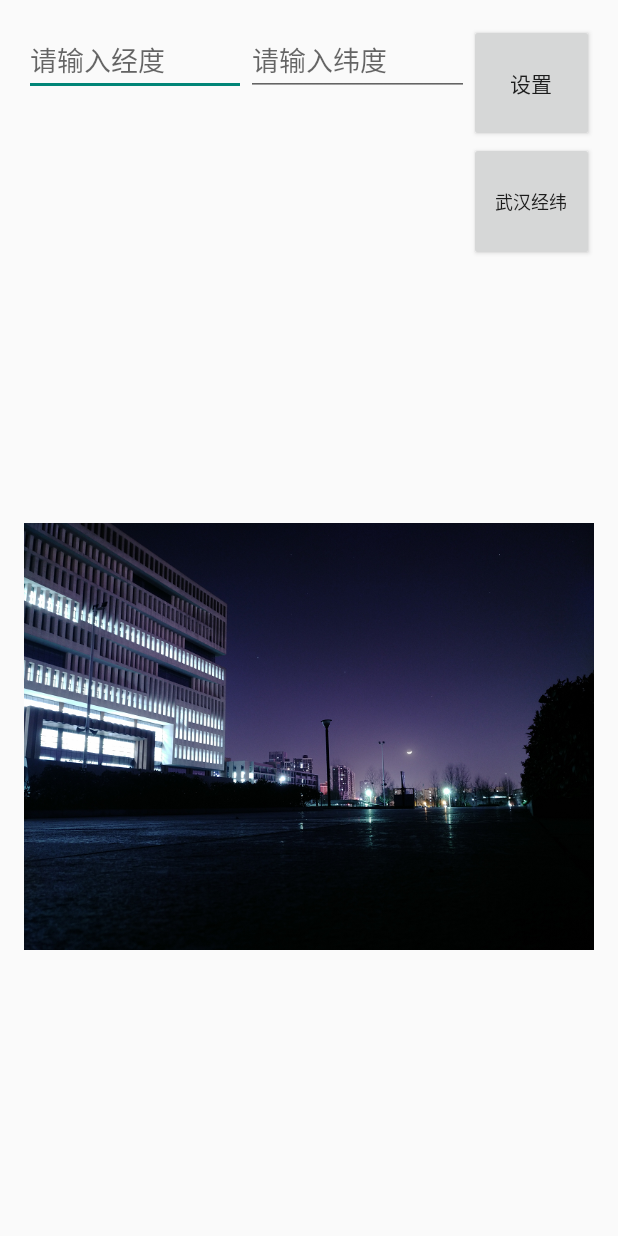
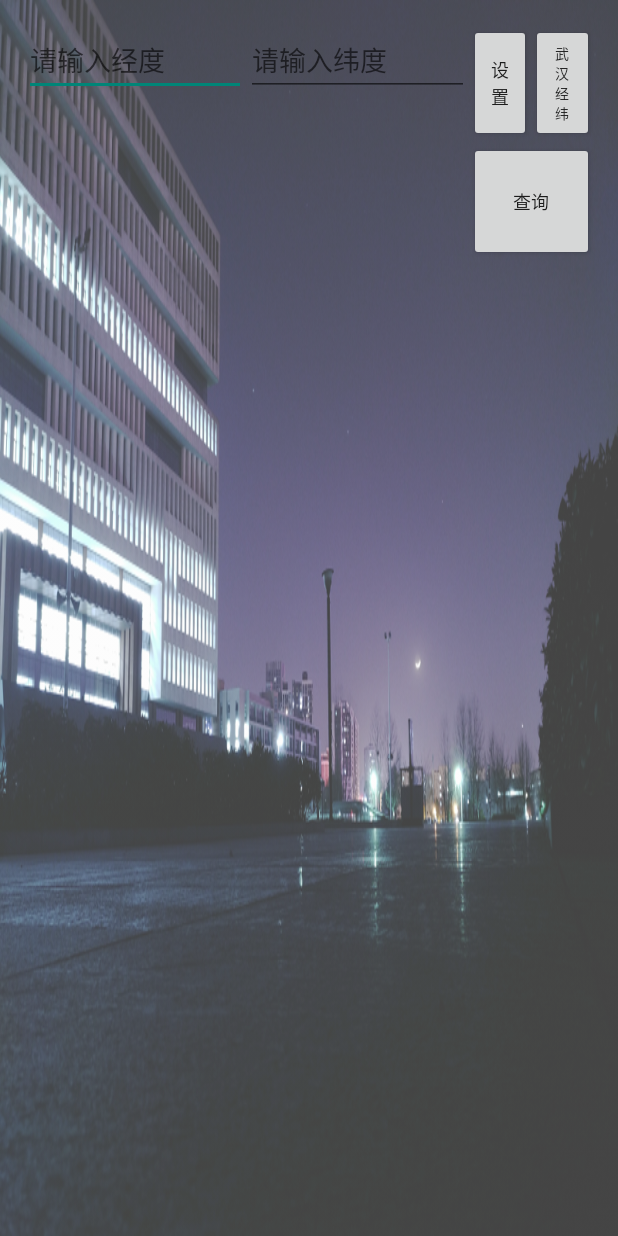
Before and after one commit to geomehigh/7Timer, an Android app: the layout activity_main.xml on its own in the app's theme, with its tools: preview values and no code run, on a phone screen of 412 x 824 dp. Run offline under Robolectric (Android 15) with nearby library versions, the phone set to English and light mode, and no system bars; network calls fail.

Commit message:
2.1
just add one button
change the layout
main functions don't change

```diff
--- a/app/src/main/AndroidManifest.xml
+++ b/app/src/main/AndroidManifest.xml
@@ -20,6 +20,7 @@
         android:supportsRtl="true"
         android:theme="@style/NoTitle">
         <activity android:name=".MainActivity"
+            android:screenOrientation="landscape"
             >
             <intent-filter>
                 <action android:name="android.intent.action.MAIN" />
@@ -27,5 +28,4 @@
             </intent-filter>
         </activity>
     </application>
-
 </manifest>
--- a/app/src/main/res/layout/activity_main.xml
+++ b/app/src/main/res/layout/activity_main.xml
@@ -9,6 +9,7 @@
     android:paddingLeft="@dimen/activity_horizontal_margin"
     android:paddingRight="@dimen/activity_horizontal_margin"
     android:paddingTop="@dimen/activity_vertical_margin"
+    android:background="@mipmap/librarywithstar"
     android:orientation="vertical"
     tools:context="com.example.a4.a7timer.MainActivity">
 
@@ -56,20 +57,44 @@
             android:layout_weight="1"
             >
 
+            <LinearLayout
+                android:orientation="horizontal"
+                android:layout_width="match_parent"
+                android:layout_height="0dp"
+                android:layout_weight="1">
+
                 <Button
                     android:text="设置"
-                android:layout_height="0dp"
-                android:layout_width="match_parent"
+                    android:layout_width="0dp"
+                    android:layout_height="match_parent"
                     android:id="@+id/SetPosition"
-                android:layout_weight="1" />
+                    android:layout_weight="1"
+                    android:textSize="12sp" />
 
                 <Button
                     android:text="武汉经纬"
                     android:layout_weight="1"
+                    android:layout_height="match_parent"
+                    android:layout_width="0dp"
+                    android:id="@+id/btnWhut"
+                    android:textSize="9sp" />
+            </LinearLayout>
+
+            <LinearLayout
+                android:orientation="horizontal"
                 android:layout_width="match_parent"
                 android:layout_height="0dp"
-                android:id="@+id/btnWhut"
+                android:layout_weight="1">
+
+                <Button
+                    android:text="查询"
+                    android:layout_weight="1"
+                    android:layout_height="match_parent"
+                    android:layout_width="0dp"
+                    android:id="@+id/btnOK"
                     android:textSize="12sp" />
+            </LinearLayout>
+
         </LinearLayout>
 
 
@@ -86,7 +111,6 @@
         <ImageView
             android:layout_width="match_parent"
             android:layout_height="match_parent"
-            app:srcCompat="@mipmap/library_star"
             android:id="@+id/imageView"
             android:layout_weight="1" />
     </LinearLayout>
```
Also changed, not shown: app/src/main/java/com/example/a4/a7timer/MainActivity.java (+38 -22 lines), app/src/main/res/mipmap-mdpi/background.png (added), app/src/main/res/mipmap-mdpi/librarywithstar.png (added). Lines whose indentation alone changed are shown as unchanged.
